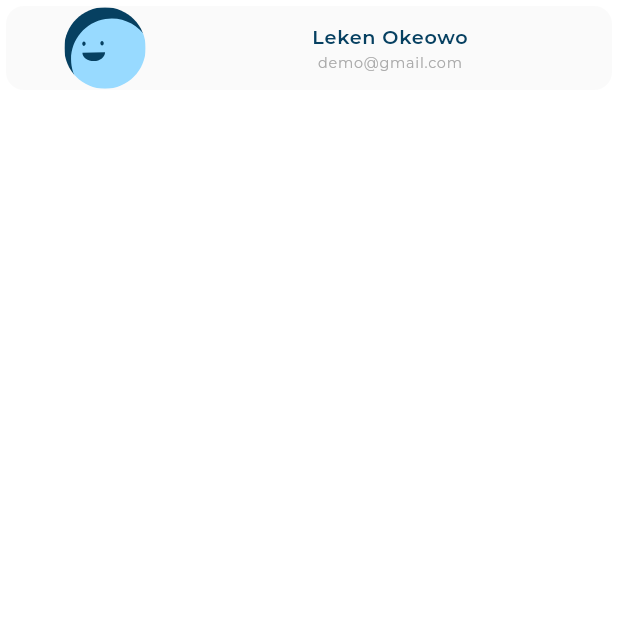
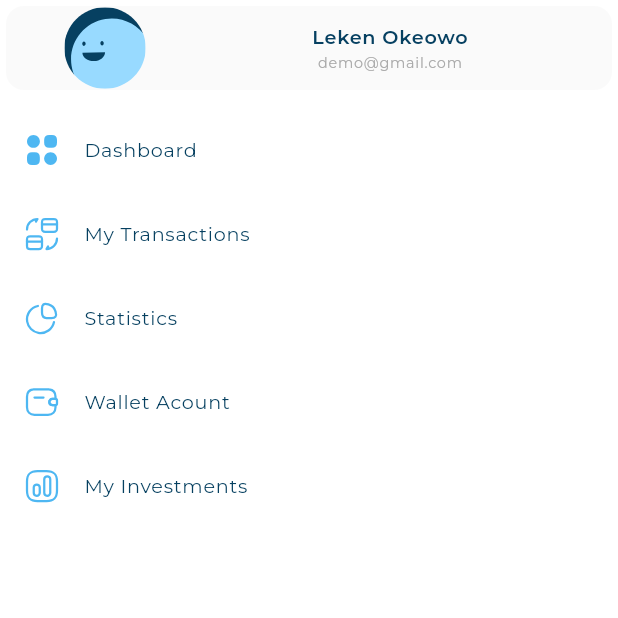
Before and after one commit to MohamedMahmoudAli/responsive_dashboard_design, a Flutter app: the DesktopLayout screen opened directly, on a phone screen of 412 x 824 dp, the top half of it. Run offline on Flutter 3.47's test engine with Material 3 defaults, Android fonts, the phone set to English and light mode, and no system bars; our stand-ins replace flutter_svg; project files that could hold a hidden picture were left out.

Commit message:
drawer item

```diff
--- /dev/null
+++ b/lib/models/drawer_item_model.dart
@@ -0,0 +1,6 @@
+class DraweItemModel{
+  final String title;
+  final String image;
+
+  const DraweItemModel({required this.title, required this.image});
+}
--- a/lib/views/Widget/custom_drawer.dart
+++ b/lib/views/Widget/custom_drawer.dart
@@ -1,19 +1,40 @@
 import 'package:flutter/material.dart';
+import 'package:responsive_dashboard/models/drawer_item_model.dart';
 import 'package:responsive_dashboard/utils/app_images.dart';
+import 'package:responsive_dashboard/views/Widget/drawer_item.dart';
 import 'package:responsive_dashboard/views/Widget/user_info_list_tile.dart';
 
 class CustomDrawer extends StatelessWidget {
   const CustomDrawer({super.key});
+  static const List<DraweItemModel> drawerItems = [
+    DraweItemModel(title: "Dashboard", image: Assets.imagesDashboard),
+    DraweItemModel(title: "My Transactions", image: Assets.imagesMyTransctions),
+    DraweItemModel(title: "Statistics", image: Assets.imagesStatistics),
+    DraweItemModel(title: "Wallet Acount", image: Assets.imagesWalletAccount),
+    DraweItemModel(title: "My Investments", image: Assets.imagesMyInvestments),
+  ];
 
   @override
   Widget build(BuildContext context) {
     return Container(
       color: Colors.white,
-      child: const Column(children: [
-        UserInfoListTile(
+      child: Column(children: [
+        const UserInfoListTile(
             title: "Leken Okeowo",
             image: Assets.imagesAvatar3,
             subtitle: "demo@gmail.com"),
+        const SizedBox(
+          height: 8,
+        ),
+        ListView.builder(
+            shrinkWrap: true,
+            physics: const NeverScrollableScrollPhysics(),
+            itemCount: drawerItems.length,
+            itemBuilder: (context, index) =>
+                DrawerItem(model: drawerItems[index])),
+        const SizedBox(
+          height: 8,
+        ),
       ]),
     );
   }
--- /dev/null
+++ b/lib/views/Widget/drawer_item.dart
@@ -0,0 +1,17 @@
+import 'package:flutter/material.dart';
+import 'package:flutter_svg/svg.dart';
+import 'package:responsive_dashboard/models/drawer_item_model.dart';
+import 'package:responsive_dashboard/utils/app_style.dart';
+
+class DrawerItem extends StatelessWidget {
+  const DrawerItem({super.key, required this.model});
+  final DraweItemModel model;
+
+  @override
+  Widget build(BuildContext context) {
+    return ListTile(
+      leading: SvgPicture.asset(model.image),
+      title: Text(model.title, style: AppStyles.styleRegular16(context)),
+    );
+  }
+}
--- a/pubspec.yaml
+++ b/pubspec.yaml
@@ -81,8 +81,6 @@ flutter:
     - family: Montserrat
       fonts:
         - asset: assets\fonts\Montserrat-Regular.ttf
-        - asset: assets\fonts\Montserrat-Medium.ttf
-        - Weight: 500
 
   #
   # For details regarding fonts from package dependencies,
```
